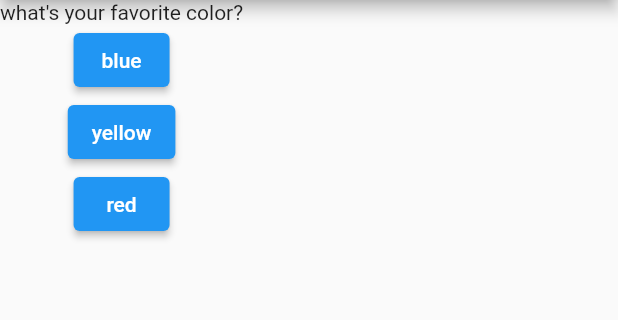
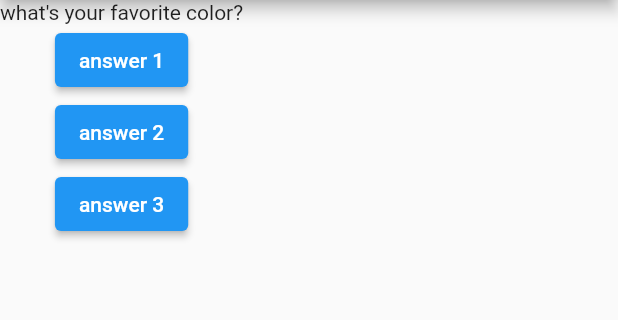
Before and after one commit to Luisferlim/questions-app-flutter, a Flutter app: the screen it shows after launch, on a phone screen of 412 x 824 dp, the part 84-404 px from its top. Run offline on Flutter 3.47's test engine with Material 2 defaults, Android fonts, the phone set to English and light mode, and no system bars.

Commit message:
code problems solved

```diff
--- a/lib/main.dart
+++ b/lib/main.dart
@@ -1,26 +1,20 @@
 import 'package:flutter/material.dart';
 
-main() => runApp(const PerguntaApp());
+void main() => runApp(const PerguntaApp());
 
-//statelesswidget's must don't have var statements!!
-class PerguntaApp extends StatefulWidget {
-  const PerguntaApp({super.key});
+//the _ before classes and var's mean basically private'
+class _PerguntaAppState extends State<PerguntaApp> {
+  var _selectedanswer = 0;
 
-  @override
-  State<PerguntaApp> createState() => _PerguntaAppState();
-}
-
-class _PerguntaAppState extends State<PerguntaApp> {
-  var selectedanswer = 0;
-
-  void answer() {
-    selectedanswer++;
-    print(selectedanswer);
+  void _answer() {
+    setState(() {
+      _selectedanswer++;
+    });
   }
 
   @override
   Widget build(BuildContext context) {
-    const questions = [
+    final questions = [
       'what\'s your favorite color?',
       'which of those do you prefer?',
     ];
@@ -34,20 +28,28 @@ class _PerguntaAppState extends State<PerguntaApp> {
             ),
             body: Column(
               children: [
-                Text(questions[0]),
+                Text(questions[_selectedanswer]),
                 ElevatedButton(
-                  onPressed: answer,
-                  child: const Text('blue'),
+                  onPressed: _answer,
+                  child: const Text('answer 1'),
                 ),
                 ElevatedButton(
-                  onPressed: answer,
-                  child: const Text('yellow'),
+                  onPressed: _answer,
+                  child: const Text('answer 2'),
                 ),
                 ElevatedButton(
-                  onPressed: answer,
-                  child: const Text('red'),
+                  onPressed: _answer,
+                  child: const Text('answer 3'),
                 ),
               ],
             )));
   }
 }
+
+//statelesswidget's must don't have var statements!!
+class PerguntaApp extends StatefulWidget {
+  const PerguntaApp({super.key});
+
+  @override
+  State<PerguntaApp> createState() => _PerguntaAppState();
+}
```
